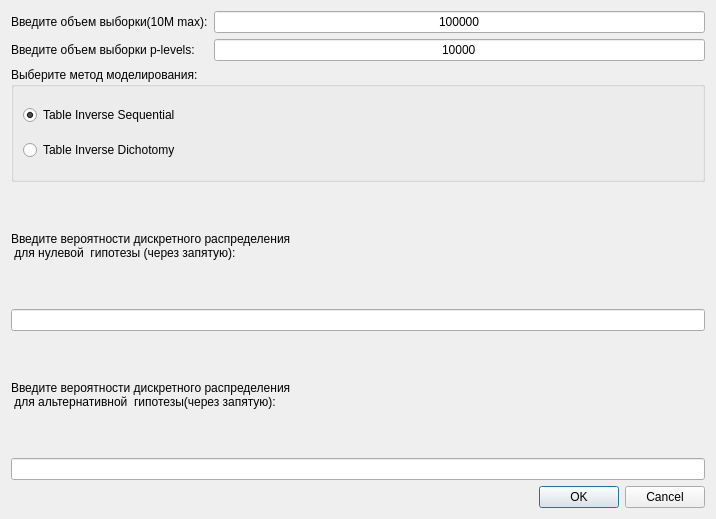
The window that dialog_plevels.ui (braubergiag/ModelDistribution) describes before a commit, drawn with Qt 5.
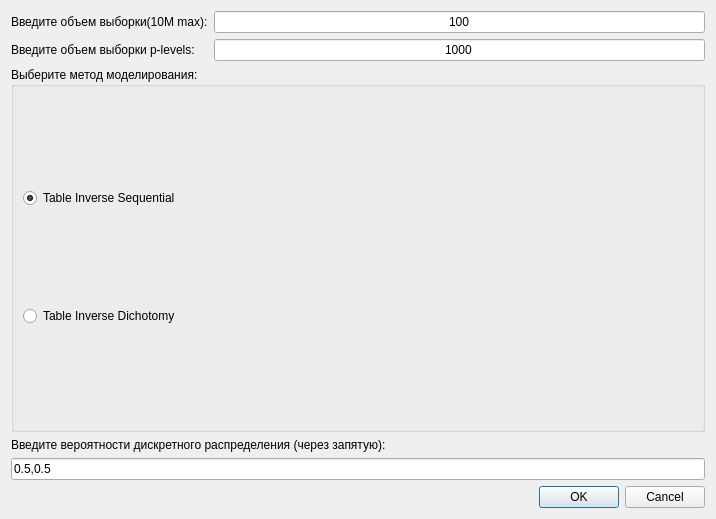
The same window after the commit.

Commit message: Plevels CDFs

```diff
--- a/dialog_plevels.ui
+++ b/dialog_plevels.ui
@@ -19,7 +19,7 @@
      <item row="0" column="3">
       <widget class="QLineEdit" name="lbSampleSize">
        <property name="text">
-        <string>100000</string>
+        <string>100</string>
        </property>
        <property name="alignment">
         <set>Qt::AlignCenter</set>
@@ -36,7 +36,7 @@
      <item row="1" column="3">
       <widget class="QLineEdit" name="lbPlevelsSize">
        <property name="text">
-        <string>10000</string>
+        <string>1000</string>
        </property>
        <property name="alignment">
         <set>Qt::AlignCenter</set>
@@ -78,34 +78,25 @@
      </layout>
     </widget>
    </item>
-   <item>
-    <widget class="QLabel" name="label_3">
-     <property name="text">
-      <string>Введите вероятности дискретного распределения 
- для нулевой  гипотезы (через запятую):</string>
-     </property>
-    </widget>
-   </item>
-   <item>
-    <widget class="QLineEdit" name="txtProbsH0">
-     <property name="inputMask">
-      <string/>
-     </property>
-     <property name="text">
-      <string/>
-     </property>
-    </widget>
-   </item>
    <item>
     <widget class="QLabel" name="label_2">
+     <property name="sizePolicy">
+      <sizepolicy hsizetype="Preferred" vsizetype="Fixed">
+       <horstretch>0</horstretch>
+       <verstretch>0</verstretch>
+      </sizepolicy>
+     </property>
      <property name="text">
-      <string>Введите вероятности дискретного распределения  
- для альтернативной  гипотезы(через запятую):</string>
+      <string>Введите вероятности дискретного распределения (через запятую):</string>
      </property>
     </widget>
    </item>
    <item>
-    <widget class="QLineEdit" name="txtProbsH1"/>
+    <widget class="QLineEdit" name="txtProbs">
+     <property name="text">
+      <string>0.5,0.5</string>
+     </property>
+    </widget>
    </item>
    <item>
     <widget class="QDialogButtonBox" name="buttonBox">
```
The commit also changes 10 other files.
